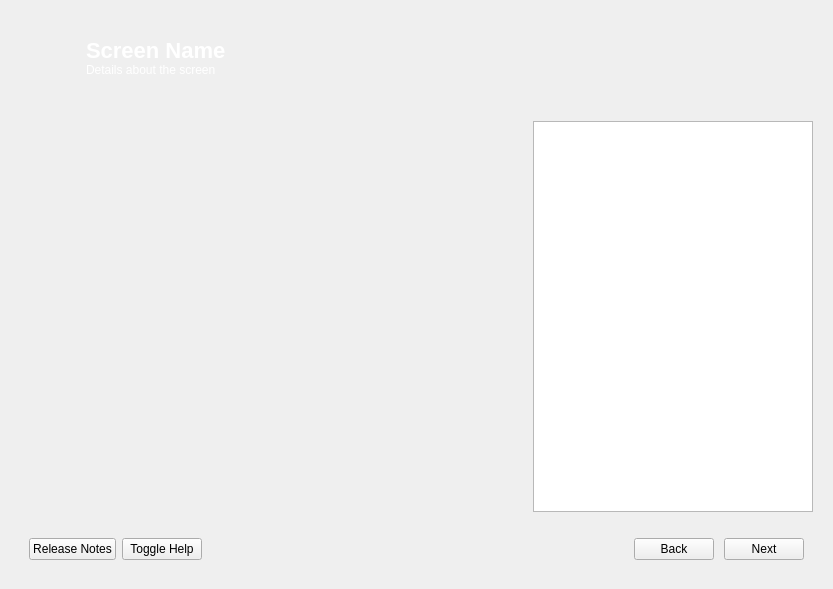
Qt form yali4/gui/Ui/main.ui (dadas45li/yali) before a commit.
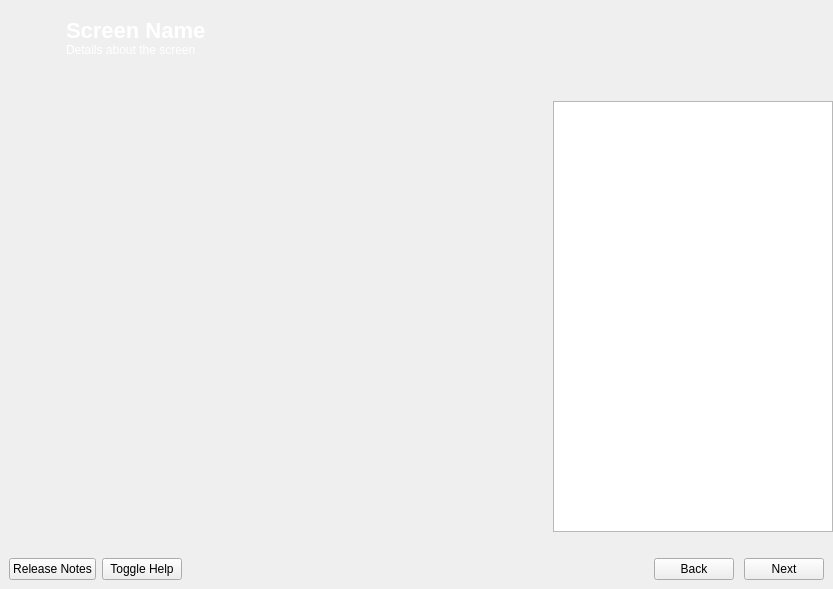
The same form after that commit. Icons and pictures are not drawn.

Commit message:
* Support for small screens
BUG:FIXED:9828

What changed in the file:
```diff
--- a/yali4/gui/Ui/main.ui
+++ b/yali4/gui/Ui/main.ui
@@ -14,9 +14,15 @@
    <string>Yali4</string>
   </property>
   <layout class="QGridLayout" name="gridLayout_3">
+   <property name="margin">
+    <number>0</number>
+   </property>
    <item row="0" column="0">
     <widget class="QWidget" name="Yali" native="true">
      <layout class="QGridLayout" name="gridLayout_2">
+      <property name="margin">
+       <number>0</number>
+      </property>
       <item row="0" column="0">
        <widget class="QFrame" name="frame_4">
         <property name="sizePolicy">
@@ -202,16 +208,22 @@
           <property name="frameShape">
            <enum>QFrame::NoFrame</enum>
           </property>
+          <property name="lineWidth">
+           <number>0</number>
+          </property>
           <property name="widgetResizable">
            <bool>true</bool>
           </property>
+          <property name="alignment">
+           <set>Qt::AlignCenter</set>
+          </property>
           <widget class="QWidget" name="scrollAreaWidgetContents">
            <property name="geometry">
             <rect>
              <x>0</x>
              <y>0</y>
-             <width>521</width>
-             <height>431</height>
+             <width>545</width>
+             <height>455</height>
             </rect>
            </property>
            <layout class="QGridLayout" name="gridLayout">
@@ -223,6 +235,9 @@
             </property>
             <item row="0" column="0">
              <widget class="QStackedWidget" name="mainStack">
+              <property name="autoFillBackground">
+               <bool>false</bool>
+              </property>
               <property name="currentIndex">
                <number>0</number>
               </property>
@@ -430,9 +445,6 @@
     </widget>
    </item>
   </layout>
-  <zorder>Yali</zorder>
-  <zorder></zorder>
-  <zorder></zorder>
  </widget>
  <resources>
   <include location="../../data.qrc"/>
```
The commit also changes 3 other files.
